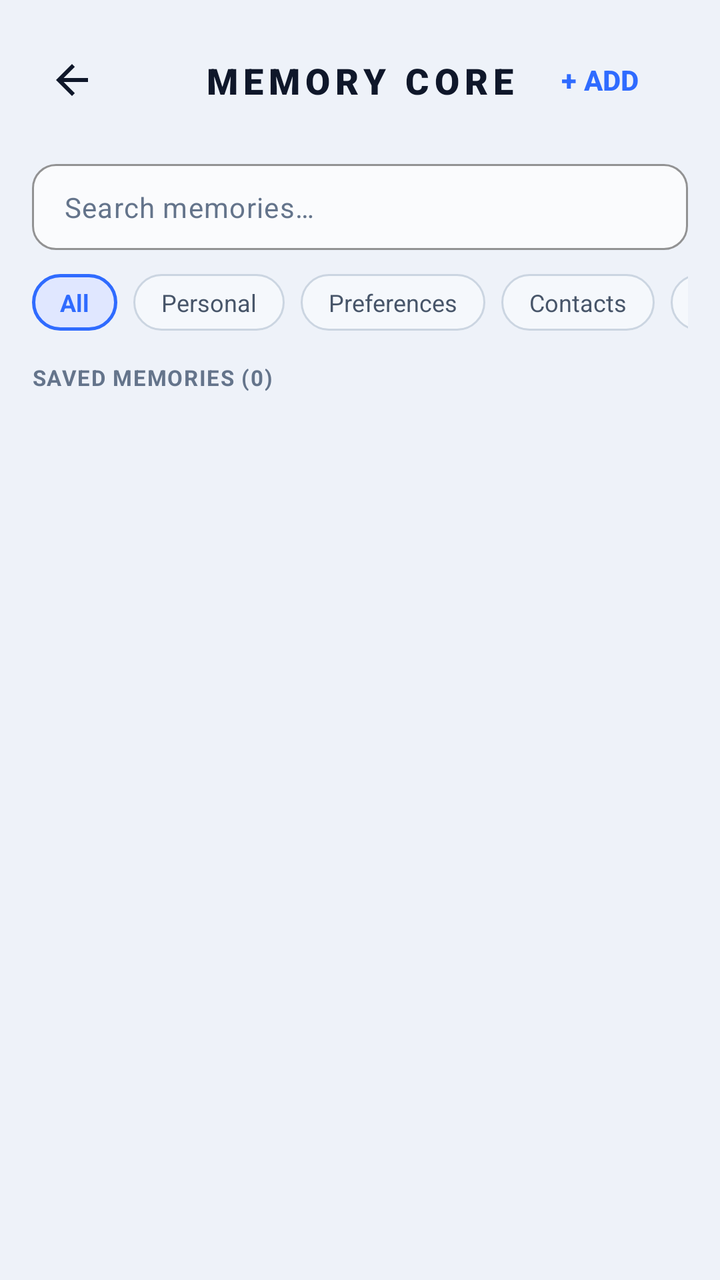
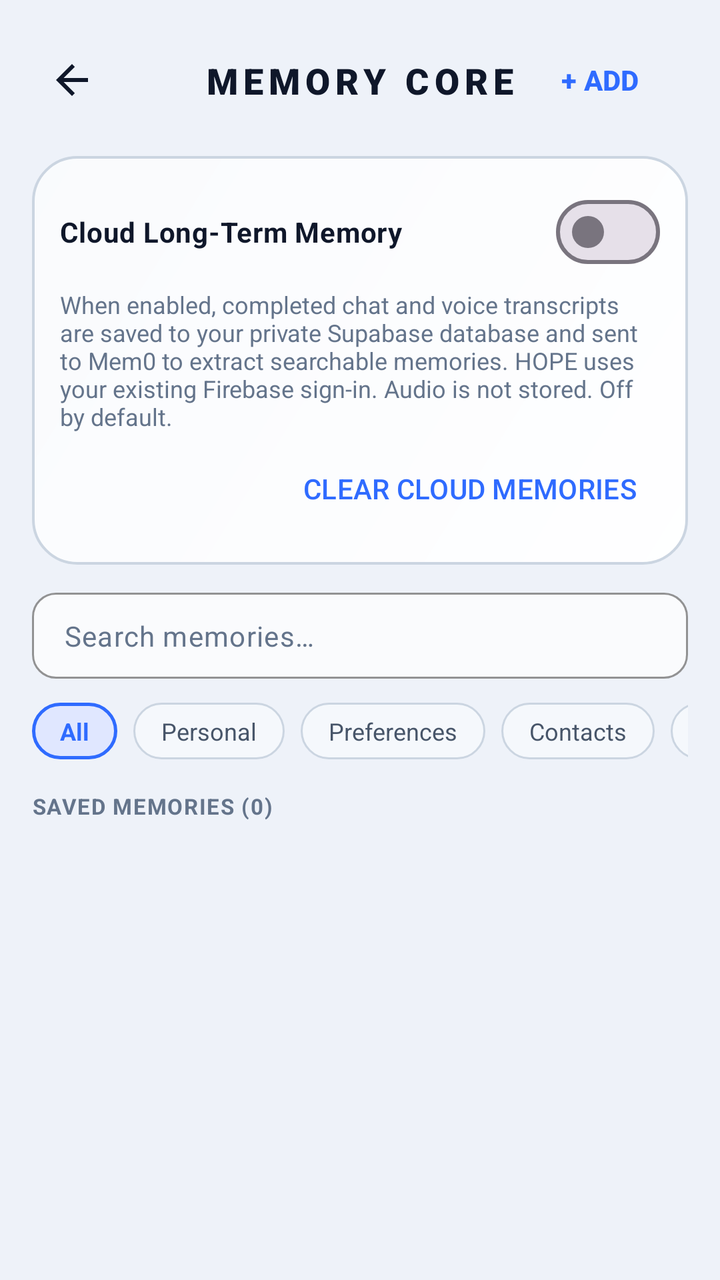

An Android layout rendered at two revisions. The XML below is the earlier revision; the diff shows what the commit changed to produce the second picture.
<!-- AndroidManifest.xml: application theme Theme.JarvisAssistant -->
<!-- res/layout/activity_memory.xml -->
<?xml version="1.0" encoding="utf-8"?>
<LinearLayout xmlns:android="http://schemas.android.com/apk/res/android"
    xmlns:app="http://schemas.android.com/apk/res-auto"
    xmlns:tools="http://schemas.android.com/tools"
    android:layout_width="match_parent"
    android:layout_height="match_parent"
    android:background="?attr/themeBg"
    android:orientation="vertical">

    
    <androidx.constraintlayout.widget.ConstraintLayout
        android:layout_width="match_parent"
        android:layout_height="wrap_content"
        android:paddingStart="16dp"
        android:paddingEnd="16dp"
        android:paddingTop="16dp"
        android:paddingBottom="14dp">

        <ImageButton
            android:id="@+id/btnBack"
            android:layout_width="40dp"
            android:layout_height="40dp"
            android:background="?attr/selectableItemBackgroundBorderless"
            android:src="@drawable/ic_back"
            android:contentDescription="@string/desc_back"
            app:tint="?attr/themeTextPrimary"
            app:layout_constraintStart_toStartOf="parent"
            app:layout_constraintTop_toTopOf="parent"
            app:layout_constraintBottom_toBottomOf="parent" />

        <TextView
            android:layout_width="wrap_content"
            android:layout_height="wrap_content"
            android:text="@string/memory_title"
            android:textColor="?attr/themeTextPrimary"
            android:textSize="18sp"
            android:textStyle="bold"
            android:fontFamily="sans-serif-black"
            android:letterSpacing="0.15"
            app:layout_constraintStart_toStartOf="parent"
            app:layout_constraintEnd_toEndOf="parent"
            app:layout_constraintTop_toTopOf="parent"
            app:layout_constraintBottom_toBottomOf="parent" />

        <Button
            android:id="@+id/btnAddMemory"
            style="@style/Widget.Material3.Button.TextButton"
            android:layout_width="wrap_content"
            android:layout_height="wrap_content"
            android:text="+ ADD"
            android:textColor="?attr/themeAccent"
            android:textStyle="bold"
            app:layout_constraintEnd_toEndOf="parent"
            app:layout_constraintTop_toTopOf="parent"
            app:layout_constraintBottom_toBottomOf="parent" />
    </androidx.constraintlayout.widget.ConstraintLayout>

    <LinearLayout
        android:layout_width="match_parent"
        android:layout_height="match_parent"
        android:orientation="vertical"
        android:paddingHorizontal="16dp">

        
        <com.google.android.material.textfield.TextInputLayout
            android:id="@+id/tilSearch"
            style="@style/Widget.Material3.TextInputLayout.OutlinedBox"
            android:layout_width="match_parent"
            android:layout_height="wrap_content"
            android:layout_marginTop="4dp"
            app:boxBackgroundColor="?attr/themeInputBg"
            app:boxStrokeColor="?attr/themeAccent"
            app:boxCornerRadiusTopStart="12dp"
            app:boxCornerRadiusTopEnd="12dp"
            app:boxCornerRadiusBottomStart="12dp"
            app:boxCornerRadiusBottomEnd="12dp"
            app:hintEnabled="false">

            <com.google.android.material.textfield.TextInputEditText
                android:id="@+id/etSearch"
                android:layout_width="match_parent"
                android:layout_height="wrap_content"
                android:hint="@string/search_memories"
                android:textColor="?attr/themeTextPrimary"
                android:textColorHint="?attr/themeTextMuted"
                android:singleLine="true"
                android:paddingVertical="12dp"
                android:textSize="14sp" />
        </com.google.android.material.textfield.TextInputLayout>

        
        <HorizontalScrollView
            android:layout_width="match_parent"
            android:layout_height="wrap_content"
            android:layout_marginTop="12dp"
            android:scrollbars="none">

            <LinearLayout
                android:id="@+id/layoutCategories"
                android:layout_width="wrap_content"
                android:layout_height="wrap_content"
                android:orientation="horizontal">

                <TextView
                    android:id="@+id/chipCategoryAll"
                    android:layout_width="wrap_content"
                    android:layout_height="wrap_content"
                    android:background="@drawable/bg_chip_selected"
                    android:paddingHorizontal="14dp"
                    android:paddingVertical="6dp"
                    android:text="@string/category_all"
                    android:textColor="?attr/themeAccent"
                    android:textSize="12sp"
                    android:textStyle="bold" />

                <TextView
                    android:id="@+id/chipCategoryPersonal"
                    android:layout_width="wrap_content"
                    android:layout_height="wrap_content"
                    android:layout_marginStart="8dp"
                    android:background="@drawable/bg_chip_unselected"
                    android:paddingHorizontal="14dp"
                    android:paddingVertical="6dp"
                    android:text="@string/category_personal"
                    android:textColor="?attr/themeTextSecondary"
                    android:textSize="12sp" />

                <TextView
                    android:id="@+id/chipCategoryPreferences"
                    android:layout_width="wrap_content"
                    android:layout_height="wrap_content"
                    android:layout_marginStart="8dp"
                    android:background="@drawable/bg_chip_unselected"
                    android:paddingHorizontal="14dp"
                    android:paddingVertical="6dp"
                    android:text="@string/category_preferences"
                    android:textColor="?attr/themeTextSecondary"
                    android:textSize="12sp" />

                <TextView
                    android:id="@+id/chipCategoryContacts"
                    android:layout_width="wrap_content"
                    android:layout_height="wrap_content"
                    android:layout_marginStart="8dp"
                    android:background="@drawable/bg_chip_unselected"
                    android:paddingHorizontal="14dp"
                    android:paddingVertical="6dp"
                    android:text="@string/category_contacts"
                    android:textColor="?attr/themeTextSecondary"
                    android:textSize="12sp" />

                <TextView
                    android:id="@+id/chipCategoryRoutines"
                    android:layout_width="wrap_content"
                    android:layout_height="wrap_content"
                    android:layout_marginStart="8dp"
                    android:background="@drawable/bg_chip_unselected"
                    android:paddingHorizontal="14dp"
                    android:paddingVertical="6dp"
                    android:text="@string/category_routines"
                    android:textColor="?attr/themeTextSecondary"
                    android:textSize="12sp" />

                <TextView
                    android:id="@+id/chipCategoryNotes"
                    android:layout_width="wrap_content"
                    android:layout_height="wrap_content"
                    android:layout_marginStart="8dp"
                    android:background="@drawable/bg_chip_unselected"
                    android:paddingHorizontal="14dp"
                    android:paddingVertical="6dp"
                    android:text="@string/category_notes"
                    android:textColor="?attr/themeTextSecondary"
                    android:textSize="12sp" />
            </LinearLayout>
        </HorizontalScrollView>

        
        <TextView
            android:id="@+id/tvMemoryCount"
            android:layout_width="wrap_content"
            android:layout_height="wrap_content"
            android:layout_marginTop="16dp"
            android:layout_marginBottom="8dp"
            android:text="SAVED MEMORIES (0)"
            android:textColor="?attr/themeTextMuted"
            android:textSize="11sp"
            android:letterSpacing="0.05"
            android:textStyle="bold" />

        
        <FrameLayout
            android:layout_width="match_parent"
            android:layout_height="match_parent">

            <androidx.recyclerview.widget.RecyclerView
                android:id="@+id/rvMemories"
                android:layout_width="match_parent"
                android:layout_height="match_parent"
                android:clipToPadding="false"
                android:paddingBottom="24dp"
                tools:listitem="@layout/item_memory" />

            <TextView
                android:id="@+id/tvNoMemories"
                android:layout_width="wrap_content"
                android:layout_height="wrap_content"
                android:layout_gravity="center"
                android:text="@string/no_memories"
                android:textColor="?attr/themeTextMuted"
                android:textSize="14sp"
                android:visibility="gone" />
        </FrameLayout>
    </LinearLayout>

</LinearLayout>
<!-- res/layout/item_memory.xml (included above) -->
<?xml version="1.0" encoding="utf-8"?>
<LinearLayout xmlns:android="http://schemas.android.com/apk/res/android"
    xmlns:app="http://schemas.android.com/apk/res-auto"
    android:layout_width="match_parent"
    android:layout_height="wrap_content"
    android:layout_marginBottom="12dp"
    android:background="@drawable/bg_card_futuristic"
    android:orientation="vertical"
    android:padding="16dp">

    
    <LinearLayout
        android:layout_width="match_parent"
        android:layout_height="wrap_content"
        android:gravity="center_vertical"
        android:orientation="horizontal">

        <TextView
            android:id="@+id/tvMemoryCategory"
            android:layout_width="wrap_content"
            android:layout_height="wrap_content"
            android:background="@drawable/bg_badge_action"
            android:paddingHorizontal="10dp"
            android:paddingVertical="4dp"
            android:text="PREFERENCES"
            android:textColor="?attr/themeAccent"
            android:textSize="10sp"
            android:textStyle="bold"
            android:letterSpacing="0.05" />

        <TextView
            android:id="@+id/tvMemoryDate"
            android:layout_width="0dp"
            android:layout_height="wrap_content"
            android:layout_marginStart="10dp"
            android:layout_weight="1"
            android:text="Sep 12, 2026 • 15:30"
            android:textColor="?attr/themeTextMuted"
            android:textSize="11sp" />

        <ImageButton
            android:id="@+id/btnEditMemory"
            android:layout_width="32dp"
            android:layout_height="32dp"
            android:background="?attr/selectableItemBackgroundBorderless"
            android:src="@drawable/ic_edit"
            app:tint="?attr/themeTextSecondary"
            android:contentDescription="Edit" />

        <ImageButton
            android:id="@+id/btnDeleteMemory"
            android:layout_width="32dp"
            android:layout_height="32dp"
            android:layout_marginStart="4dp"
            android:background="?attr/selectableItemBackgroundBorderless"
            android:src="@drawable/ic_delete"
            app:tint="@color/status_red"
            android:contentDescription="Delete" />
    </LinearLayout>

    
    <TextView
        android:id="@+id/tvMemoryFact"
        android:layout_width="match_parent"
        android:layout_height="wrap_content"
        android:layout_marginTop="10dp"
        android:text="Favorite song is Believer."
        android:textColor="?attr/themeTextPrimary"
        android:textSize="14sp"
        android:lineSpacingExtra="3dp" />

</LinearLayout>
<!-- resources referenced by this layout -->
<resources>
  <color name="status_red">#EF4444</color>
  <!-- drawable bg_badge_action (drawable) -->
  <?xml version="1.0" encoding="utf-8"?>
  <shape xmlns:android="http://schemas.android.com/apk/res/android"
      android:shape="rectangle">
      <solid android:color="?attr/themeAccentLight" />
      <corners android:radius="8dp" />
      <stroke
          android:width="1dp"
          android:color="?attr/themeAccent" />
  </shape>
  <!-- drawable bg_card_futuristic (drawable) -->
  <?xml version="1.0" encoding="utf-8"?>
  <shape xmlns:android="http://schemas.android.com/apk/res/android"
      android:shape="rectangle">
      <solid android:color="?attr/themeCardBg" />
      <stroke
          android:width="1dp"
          android:color="?attr/themeCardBorder" />
      <corners android:radius="14dp" />
  </shape>
  <!-- drawable bg_chip_selected (drawable) -->
  <?xml version="1.0" encoding="utf-8"?>
  <shape xmlns:android="http://schemas.android.com/apk/res/android"
      android:shape="rectangle">
      <solid android:color="?attr/themeAccentLight" />
      <stroke
          android:width="1.5dp"
          android:color="?attr/themeAccent" />
      <corners android:radius="20dp" />
  </shape>
  <!-- drawable bg_chip_unselected (drawable) -->
  <?xml version="1.0" encoding="utf-8"?>
  <shape xmlns:android="http://schemas.android.com/apk/res/android"
      android:shape="rectangle">
      <solid android:color="?attr/themeChipBg" />
      <stroke
          android:width="1dp"
          android:color="?attr/themeCardBorder" />
      <corners android:radius="20dp" />
  </shape>
  <!-- drawable ic_back (drawable) -->
  <vector xmlns:android="http://schemas.android.com/apk/res/android"
      android:width="24dp"
      android:height="24dp"
      android:viewportWidth="24"
      android:viewportHeight="24">
    <path
        android:fillColor="#F4F4F6"
        android:pathData="M20,11H7.83l5.59,-5.59L12,4l-8,8 8,8 1.41,-1.41L7.83,13H20v-2z"/>
  </vector>
  <!-- drawable ic_delete (drawable) -->
  <vector xmlns:android="http://schemas.android.com/apk/res/android"
      android:width="24dp"
      android:height="24dp"
      android:viewportWidth="24"
      android:viewportHeight="24">
    <path
        android:fillColor="#FF1744"
        android:pathData="M6,19c0,1.1 0.9,2 2,2h8c1.1,0 2,-0.9 2,-2V7H6v12zM19,4h-3.5l-1,-1h-5l-1,1H5v2h14V4z"/>
  </vector>
  <string name="category_all">All</string>
  <string name="category_contacts">Contacts</string>
  <string name="category_notes">Notes</string>
  <string name="category_personal">Personal</string>
  <string name="category_preferences">Preferences</string>
  <string name="category_routines">Routines</string>
  <string name="desc_back">Back</string>
  <string name="memory_title">MEMORY CORE</string>
  <string name="no_memories">No memories recorded yet.</string>
  <string name="search_memories">Search memories…</string>
  <style name="Theme.JarvisAssistant" parent="Theme.JarvisAssistant.Light" />
  <color name="hope_text_muted">#64748B</color>
  <!-- drawable bg_liquid_glow_light_3 (drawable) -->
  <?xml version="1.0" encoding="utf-8"?>
  <shape xmlns:android="http://schemas.android.com/apk/res/android"
      android:shape="oval">
      <gradient
          android:type="radial"
          android:gradientRadius="140dp"
          android:startColor="#1A06B6D4"
          android:centerColor="#0B06B6D4"
          android:endColor="#0006B6D4" />
  </shape>
  <!-- unchanged entries left out for length: 4 -->
</resources>

<!-- the commit's change to res/layout/activity_memory.xml (unified diff, before → after) -->
@@ -61,6 +61,41 @@
         android:orientation="vertical"
         android:paddingHorizontal="16dp">
 
+        <LinearLayout
+            android:layout_width="match_parent"
+            android:layout_height="wrap_content"
+            android:layout_marginBottom="10dp"
+            android:background="@drawable/bg_jarvis_card"
+            android:orientation="vertical"
+            android:padding="14dp">
+
+            <com.google.android.material.materialswitch.MaterialSwitch
+                android:id="@+id/switchCloudMemory"
+                android:layout_width="match_parent"
+                android:layout_height="wrap_content"
+                android:text="Cloud Long-Term Memory"
+                android:textColor="?attr/themeTextPrimary"
+                android:textStyle="bold" />
+
+            <TextView
+                android:layout_width="match_parent"
+                android:layout_height="wrap_content"
+                android:layout_marginTop="4dp"
+                android:text="When enabled, completed chat and voice transcripts are saved to your private Supabase database and sent to Mem0 to extract searchable memories. HOPE uses your existing Firebase sign-in. Audio is not stored. Off by default."
+                android:textColor="?attr/themeTextMuted"
+                android:textSize="12sp" />
+
+            <Button
+                android:id="@+id/btnClearCloudMemory"
+                style="@style/Widget.Material3.Button.TextButton"
+                android:layout_width="wrap_content"
+                android:layout_height="wrap_content"
+                android:layout_gravity="end"
+                android:layout_marginTop="4dp"
+                android:text="CLEAR CLOUD MEMORIES"
+                android:textColor="?attr/themeAccent" />
+        </LinearLayout>
+
         
         <com.google.android.material.textfield.TextInputLayout
             android:id="@+id/tilSearch"
<!-- resource entries referenced after the edit -->
@@ -40,6 +40,20 @@
           android:width="1dp"
           android:color="?attr/themeCardBorder" />
       <corners android:radius="20dp" />
+  </shape>
+  <!-- drawable bg_jarvis_card (drawable) -->
+  <?xml version="1.0" encoding="utf-8"?>
+  <shape xmlns:android="http://schemas.android.com/apk/res/android"
+      android:shape="rectangle">
+      <corners android:radius="22dp" />
+      <gradient
+          android:type="linear"
+          android:angle="135"
+          android:startColor="?attr/themeCardGlassStart"
+          android:endColor="?attr/themeCardGlassEnd" />
+      <stroke
+          android:width="1.2dp"
+          android:color="?attr/themeCardBorder" />
   </shape>
   <!-- drawable ic_back (drawable) -->
   <vector xmlns:android="http://schemas.android.com/apk/res/android"
